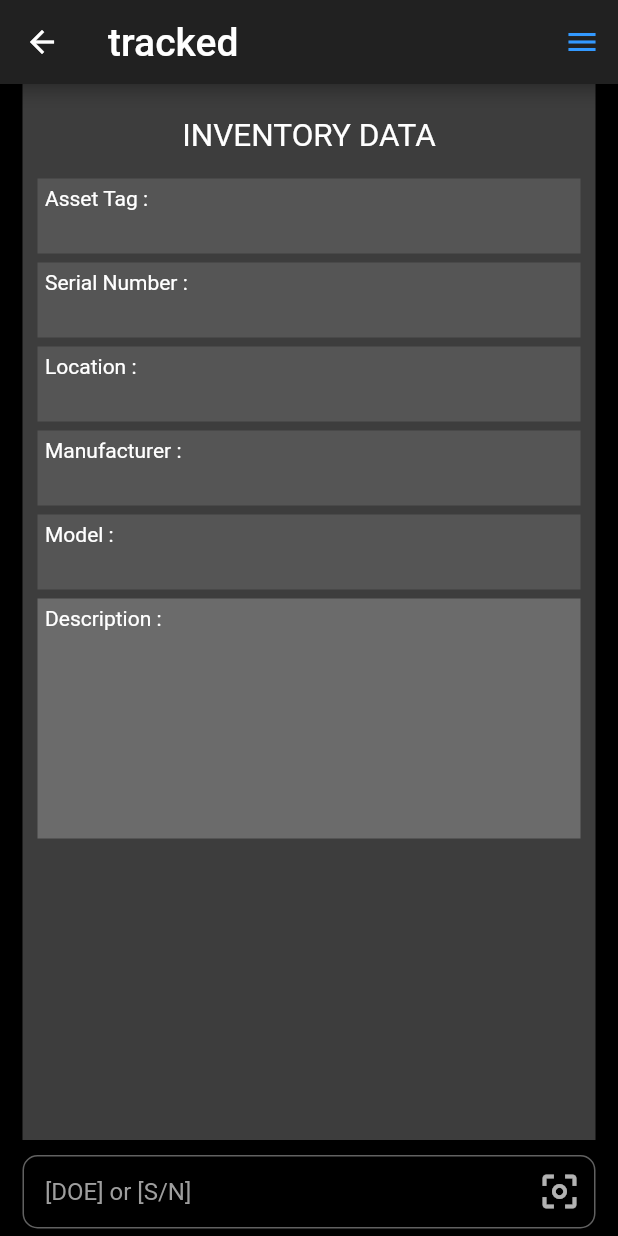
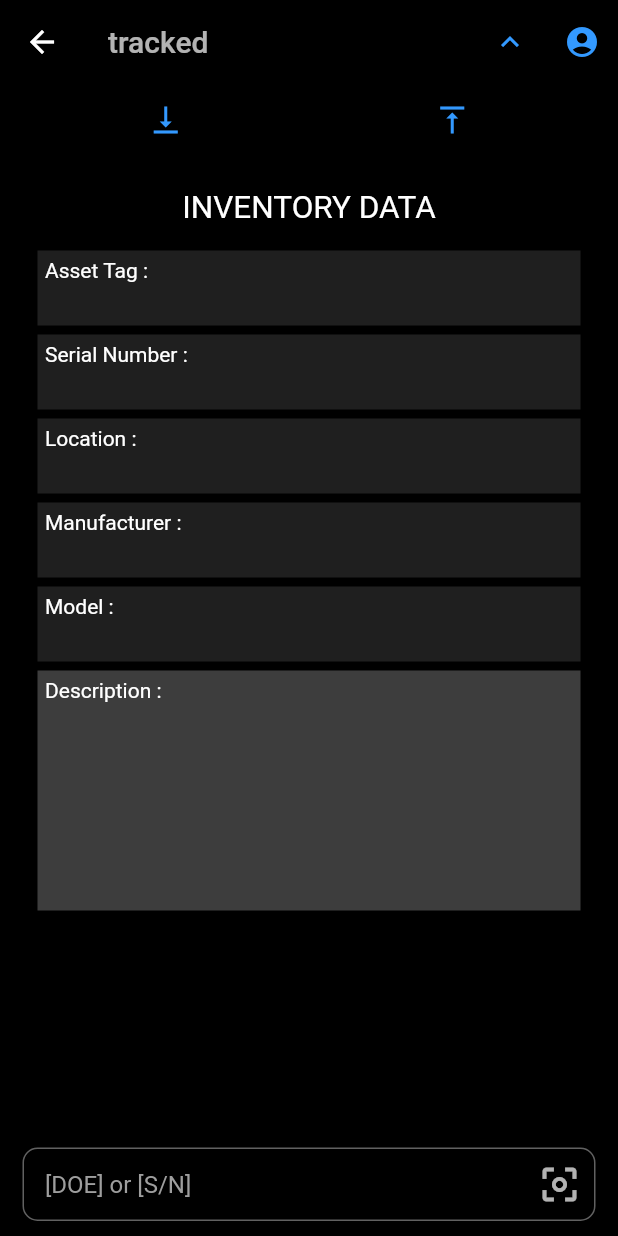
Before and after one commit to ajilk/tracked, a Flutter app: the Tracked screen opened by its route, on a phone screen of 412 x 824 dp. Run offline on Flutter 3.47's test engine with Material 2 defaults, Android fonts, the phone set to English and light mode, and no system bars; our stand-ins replace firebase_auth; accounts and stored records are empty.

Commit message:
Implement dropdownMenu for actions (e.g. Im/Export)

```diff
--- a/lib/Tracked.dart
+++ b/lib/Tracked.dart
@@ -11,6 +11,7 @@ class Tracked extends StatefulWidget {
 
 class TrackedState extends State<Tracked> with TickerProviderStateMixin {
   TextStyle style = TextStyle(fontFamily: 'Montserrat', fontSize: 20.0);
+  bool menuVisible = true;
 
   @override
   void initState() {
@@ -19,11 +20,9 @@ class TrackedState extends State<Tracked> with TickerProviderStateMixin {
 
   @override
   Widget build(BuildContext context) {
-
     const color = Colors.white12;
     // TODO: Make this part of the bottomAppBar for automatic show/hide
     final searchField = TextField(
-      // style: style,
       onSubmitted: (input) {
         print(input);
         Navigator.pushNamed(context, AssetPage.routeName);
@@ -47,70 +46,86 @@ class TrackedState extends State<Tracked> with TickerProviderStateMixin {
       ),
     );
 
+    final menu = Container(
+      color: Theme.of(context).backgroundColor,
+      child: Row(
+        mainAxisAlignment: MainAxisAlignment.spaceAround,
+        children: [
+          IconButton(
+            icon: Icon(Icons.vertical_align_bottom),
+            color: Theme.of(context).accentColor,
+            onPressed: () => print('pressed [Import]'),
+          ),
+          IconButton(
+            icon: Icon(Icons.vertical_align_top),
+            color: Theme.of(context).accentColor,
+            onPressed: () => print('pressed [Export]'),
+          ),
+        ],
+      ),
+    );
+
     final data = Expanded(
       child: Container(
-        color: Colors.white24,
+        color: Theme.of(context).backgroundColor,
         child: Center(
-          child:ListView(
+          child: ListView(
             padding: const EdgeInsets.all(10.0),
             physics: BouncingScrollPhysics(),
-  children: <Widget>[         //Window view of inventory for that particular device
+            children: <Widget>[
+              //Window view of inventory for that particular device
               Container(
                 height: 50,
-      child: const Center(child: Text('INVENTORY DATA',
-      textScaleFactor: 1.5,)
-      ),
-
+                child: const Center(
+                    child: Text(
+                  'INVENTORY DATA',
+                  textScaleFactor: 1.5,
+                )),
               ),
               Container(
                   height: 50,
                   color: color,
                   padding: EdgeInsets.all(5.0),
-      margin: EdgeInsets.symmetric(vertical:3.0),
-      child: Text('Asset Tag :')
-
-    ),
+                  margin: EdgeInsets.symmetric(vertical: 3.0),
+                  child: Text('Asset Tag :')),
               Container(
                   height: 50,
                   color: color,
                   padding: EdgeInsets.all(5.0),
-      margin: EdgeInsets.symmetric(vertical:3.0),
-      child: Text('Serial Number :')
-
-    ),
+                  margin: EdgeInsets.symmetric(vertical: 3.0),
+                  child: Text('Serial Number :')),
               Container(
                 height: 50,
                 color: color,
                 padding: EdgeInsets.all(5.0),
-      margin: EdgeInsets.symmetric(vertical:3.0),
+                margin: EdgeInsets.symmetric(vertical: 3.0),
                 child: Text('Location :'),
               ),
               Container(
                 height: 50,
                 color: color,
                 padding: EdgeInsets.all(5.0),
-      margin: EdgeInsets.symmetric(vertical:3.0),
+                margin: EdgeInsets.symmetric(vertical: 3.0),
                 child: Text('Manufacturer :'),
-
-
               ),
               Container(
                   height: 50,
                   color: color,
                   padding: EdgeInsets.all(5.0),
-      margin: EdgeInsets.symmetric(vertical:3.0),
-      child: Text('Model :')
-    ),
+                  margin: EdgeInsets.symmetric(vertical: 3.0),
+                  child: Text('Model :')),
 
               Container(
-
                 height: 160,
                 color: Colors.white24,
                 padding: EdgeInsets.all(5.0),
-      margin: EdgeInsets.symmetric(vertical:3.0),
-      child: Text('Description :',)
-    )],
-)
+                margin: EdgeInsets.symmetric(vertical: 3.0),
+                child: Text(
+                  'Description :',
+                ),
+              ),
+            ],
+          ),
         ),
       ),
     );
@@ -118,11 +133,21 @@ class TrackedState extends State<Tracked> with TickerProviderStateMixin {
     return Scaffold(
       backgroundColor: Theme.of(context).backgroundColor,
       appBar: AppBar(
-        title: Text('tracked',textScaleFactor: 1.3,),
-        backgroundColor: Theme.of(context).primaryColor,
+        title: Text(
+          'tracked',
+          style: TextStyle(color: Colors.white70),
+        ),
+        backgroundColor: Theme.of(context).backgroundColor,
         actions: [
           IconButton(
-            icon: Icon(Icons.menu),
+            icon: menuVisible
+                ? Icon(Icons.keyboard_arrow_up)
+                : Icon(Icons.keyboard_arrow_down),
+            color: Theme.of(context).accentColor,
+            onPressed: () => setState(() => menuVisible = !menuVisible),
+          ),
+          IconButton(
+            icon: Icon(Icons.account_circle),
             color: Theme.of(context).accentColor,
             onPressed: () => Navigator.pushNamed(context, MenuPage.routeName),
           )
@@ -133,10 +158,12 @@ class TrackedState extends State<Tracked> with TickerProviderStateMixin {
         child: Column(
           mainAxisAlignment: MainAxisAlignment.end,
           children: <Widget>[
+            menuVisible ? menu : new Container(width: 0.0, height: 0.0),
             data,
             Padding(
-                padding: EdgeInsets.fromLTRB(0.0, 10.0, 0.0, 5.0),
-                child: searchField),
+              padding: EdgeInsets.fromLTRB(0.0, 10.0, 0.0, 10.0),
+              child: searchField,
+            ),
           ],
         ),
       ),
```
Also changed, not shown: lib/MenuPage.dart (+3 -26 lines). Lines whose indentation alone changed are shown as unchanged.
